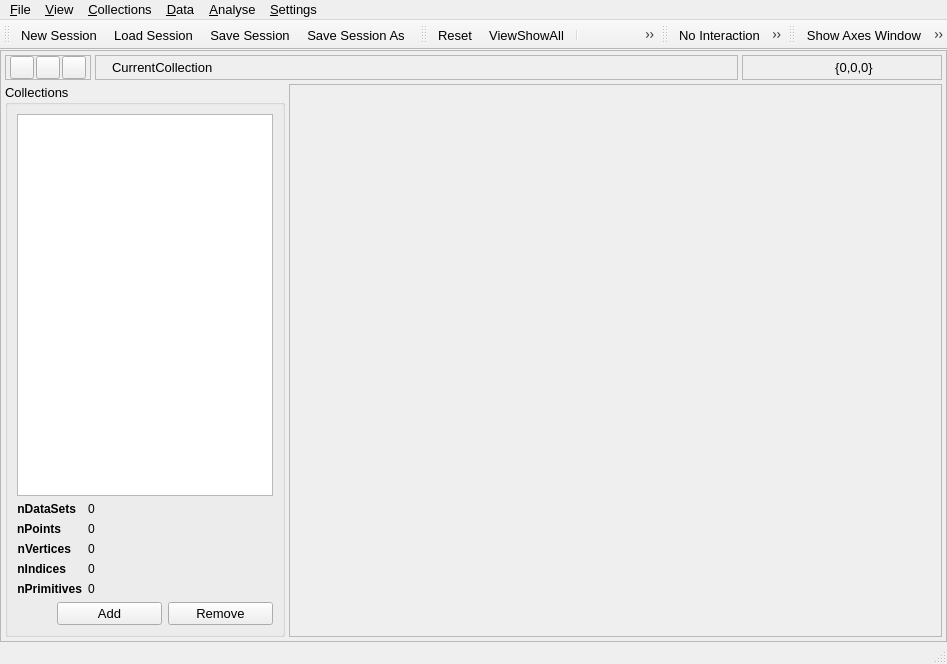
Above: src/gui/uchroma.ui from trisyoungs/uchroma before the change. Below: the same form after it.
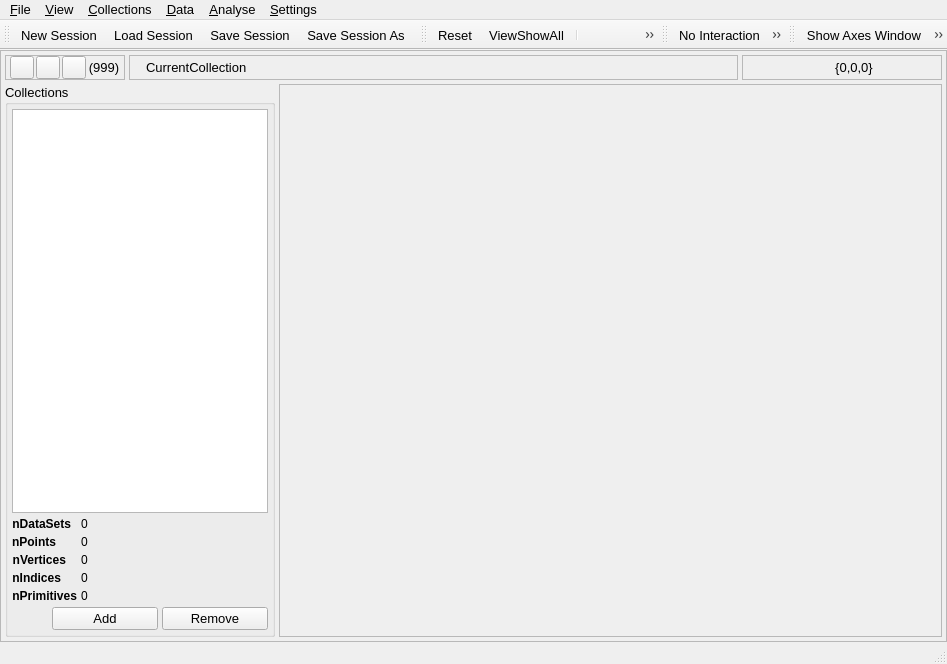
That is the form after the change. Icons and pictures are not drawn. Custom widgets are drawn as their Qt base class.

```diff
--- a/src/gui/uchroma.ui
+++ b/src/gui/uchroma.ui
@@ -170,6 +170,25 @@
               </property>
              </widget>
             </item>
+            <item>
+             <widget class="QLabel" name="CollectionNCollectionsLabel">
+              <property name="minimumSize">
+               <size>
+                <width>32</width>
+                <height>0</height>
+               </size>
+              </property>
+              <property name="toolTip">
+               <string>Number of collections present in the current session</string>
+              </property>
+              <property name="text">
+               <string>(999)</string>
+              </property>
+              <property name="alignment">
+               <set>Qt::AlignCenter</set>
+              </property>
+             </widget>
+            </item>
            </layout>
           </widget>
          </item>
@@ -337,6 +356,12 @@
                <string>Collections</string>
               </property>
               <layout class="QVBoxLayout" name="verticalLayout">
+               <property name="spacing">
+                <number>4</number>
+               </property>
+               <property name="margin">
+                <number>4</number>
+               </property>
                <item>
                 <widget class="QTreeWidget" name="CollectionTree">
                  <property name="sizePolicy">
```
Left out of the diff: 2 changed lines with no effect on the pictures.
